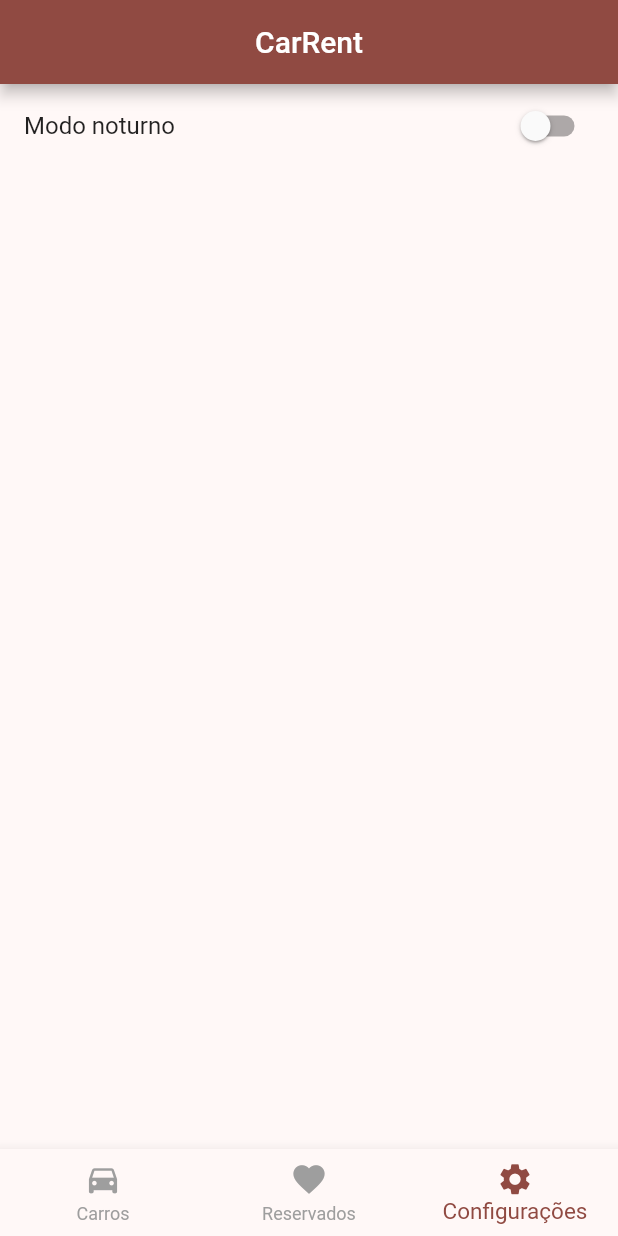
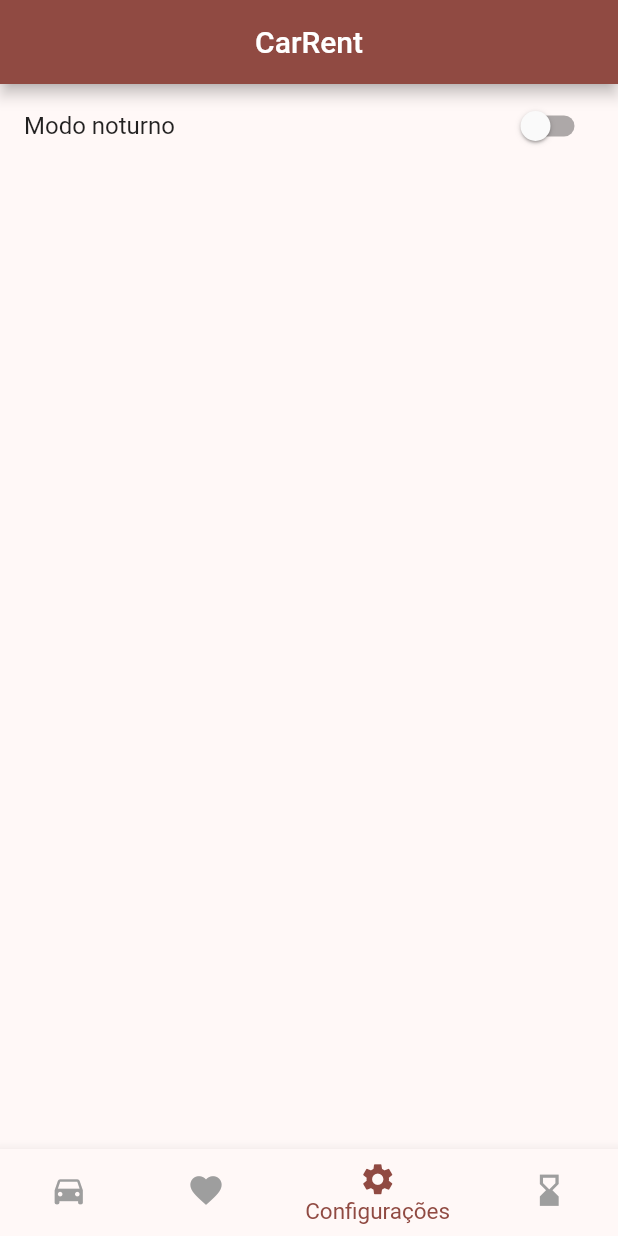
Before and after one commit to danilocruz19/carrent, a Flutter app: the screen it shows after launch, item 3 of the bottom bar chosen, on a phone screen of 412 x 824 dp. Run offline on Flutter 3.47's test engine with Material 3 defaults, Android fonts, the phone set to English and light mode, and no system bars; our stand-ins replace font_awesome_flutter.

```diff
--- a/lib/home.dart
+++ b/lib/home.dart
@@ -3,6 +3,7 @@ import 'package:nvvmproject/configs/theme.dart';
 import 'package:nvvmproject/features/configuracoes/configuracoes.dart';
 import 'package:nvvmproject/features/favoritos/favorites_view.dart';
 import 'package:nvvmproject/features/home/car_view.dart';
+import 'package:nvvmproject/features/novos/novos.dart';
 import 'package:provider/provider.dart';
 
 class Home extends StatefulWidget {
@@ -25,11 +26,12 @@ class _HomeState extends State<Home> {
     CarView(),
     FavoritesView(),
     Configuracoes(),
+    Novos(),
   ];
 
   @override
   Widget build(BuildContext context) {
-    context.watch<ThemeApp>();
+    final teste = context.watch<ThemeApp>();
     return Scaffold(
       appBar: AppBar(
         title: Text("CarRent"),
@@ -39,6 +41,7 @@ class _HomeState extends State<Home> {
       bottomNavigationBar: BottomNavigationBar(
         onTap: mudarPage,
         currentIndex: _indexPage,
+        selectedItemColor: teste.themeOn ? Colors.amber : Theme.of(context).primaryColor,
         unselectedItemColor: Colors.grey[500],
         iconSize: 25,
         selectedFontSize: 15,
@@ -48,9 +51,17 @@ class _HomeState extends State<Home> {
             label: 'Carros',
           ),
           BottomNavigationBarItem(
-              icon: Icon(Icons.favorite), label: 'Reservados'),
+            icon: Icon(Icons.favorite),
+            label: 'Reservados',
+          ),
           BottomNavigationBarItem(
-              icon: Icon(Icons.settings), label: 'Configurações')
+            icon: Icon(Icons.settings),
+            label: 'Configurações',
+          ),
+          BottomNavigationBarItem(
+            icon: Icon(Icons.hourglass_bottom),
+            label: 'Novos',
+          )
         ],
       ),
     );
--- a/pubspec.yaml
+++ b/pubspec.yaml
@@ -14,6 +14,7 @@ dependencies:
   provider: ^6.1.2
   intl: ^0.20.2
   font_awesome_flutter: ^10.8.0
+  shared_preferences: ^2.5.2
 
   cupertino_icons: ^1.0.8
 
```
Also changed, not shown: lib/features/novos/novos.dart (added, +48 -0 lines), pubspec.lock, 126 other files.
